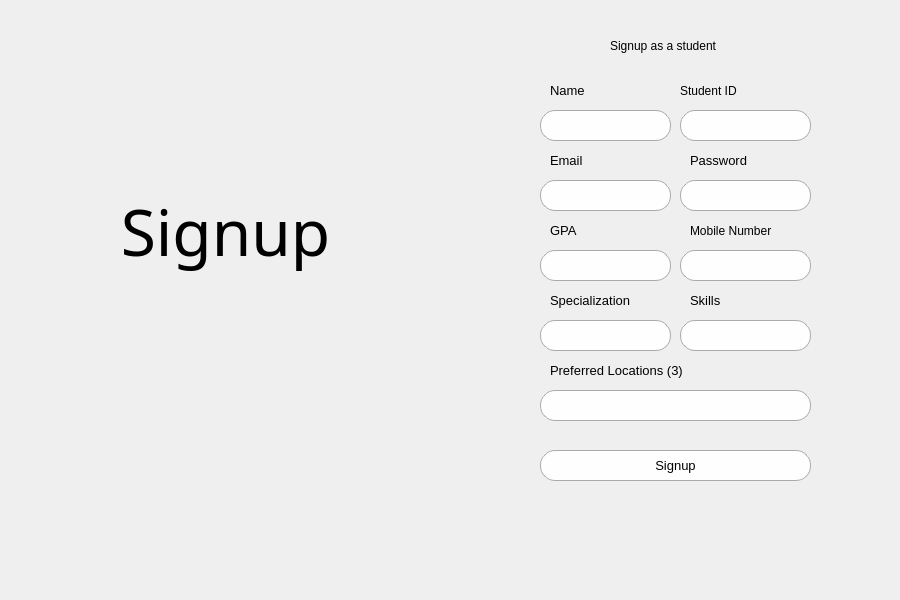
The window that user_interface/student_signup.ui (azzam012/apprenticeship-application) describes before a commit, drawn with Qt 5.
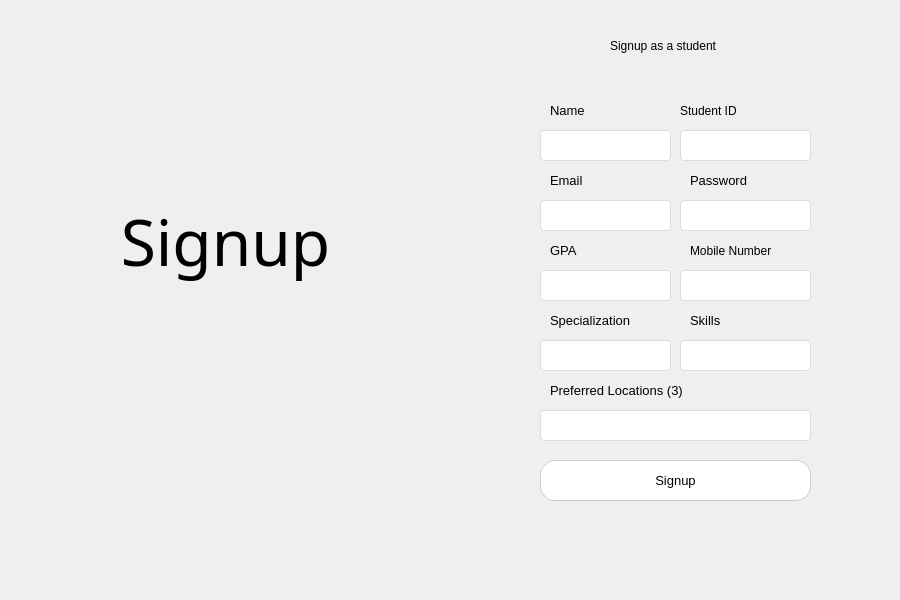
The same window after the commit. Icons and pictures are not drawn.

The edit to the form file:
```diff
--- a/user_interface/student_signup.ui
+++ b/user_interface/student_signup.ui
@@ -39,7 +39,7 @@
    <property name="geometry">
     <rect>
      <x>100</x>
-     <y>150</y>
+     <y>160</y>
      <width>251</width>
      <height>161</height>
     </rect>
@@ -82,7 +82,7 @@
    <property name="geometry">
     <rect>
      <x>680</x>
-     <y>180</y>
+     <y>200</y>
      <width>131</width>
      <height>31</height>
     </rect>
@@ -92,10 +92,16 @@
    </property>
    <property name="styleSheet">
     <string notr="true">QLineEdit {
-    border: 1px solid #aaa;
-    border-radius: 15px;
-    padding: 2px;
-    background-color: #fefefe;
+    border: 1px solid #dcdcdc;
+    border-radius: 4px;
+    padding: 6px 10px;
+    background-color: #ffffff;
+    font-size: 13px;
+    color: #333;
+}
+
+QLineEdit:focus {
+    border: 1px solid #0078d7;
 }
 </string>
    </property>
@@ -104,7 +110,7 @@
    <property name="geometry">
     <rect>
      <x>690</x>
-     <y>150</y>
+     <y>170</y>
      <width>101</width>
      <height>21</height>
     </rect>
@@ -137,7 +143,7 @@
    <property name="geometry">
     <rect>
      <x>550</x>
-     <y>150</y>
+     <y>170</y>
      <width>81</width>
      <height>21</height>
     </rect>
@@ -170,7 +176,7 @@
    <property name="geometry">
     <rect>
      <x>540</x>
-     <y>180</y>
+     <y>200</y>
      <width>131</width>
      <height>31</height>
     </rect>
@@ -180,10 +186,16 @@
    </property>
    <property name="styleSheet">
     <string notr="true">QLineEdit {
-    border: 1px solid #aaa;
-    border-radius: 15px;
-    padding: 2px;
-    background-color: #fefefe;
+    border: 1px solid #dcdcdc;
+    border-radius: 4px;
+    padding: 6px 10px;
+    background-color: #ffffff;
+    font-size: 13px;
+    color: #333;
+}
+
+QLineEdit:focus {
+    border: 1px solid #0078d7;
 }
 </string>
    </property>
@@ -195,7 +207,7 @@
    <property name="geometry">
     <rect>
      <x>540</x>
-     <y>250</y>
+     <y>270</y>
      <width>131</width>
      <height>31</height>
     </rect>
@@ -205,10 +217,16 @@
    </property>
    <property name="styleSheet">
     <string notr="true">QLineEdit {
-    border: 1px solid #aaa;
-    border-radius: 15px;
-    padding: 2px;
-    background-color: #fefefe;
+    border: 1px solid #dcdcdc;
+    border-radius: 4px;
+    padding: 6px 10px;
+    background-color: #ffffff;
+    font-size: 13px;
+    color: #333;
+}
+
+QLineEdit:focus {
+    border: 1px solid #0078d7;
 }
 </string>
    </property>
@@ -217,7 +235,7 @@
    <property name="geometry">
     <rect>
      <x>680</x>
-     <y>80</y>
+     <y>100</y>
      <width>101</width>
      <height>21</height>
     </rect>
@@ -250,7 +268,7 @@
    <property name="geometry">
     <rect>
      <x>680</x>
-     <y>250</y>
+     <y>270</y>
      <width>131</width>
      <height>31</height>
     </rect>
@@ -260,10 +278,16 @@
    </property>
    <property name="styleSheet">
     <string notr="true">QLineEdit {
-    border: 1px solid #aaa;
-    border-radius: 15px;
-    padding: 2px;
-    background-color: #fefefe;
+    border: 1px solid #dcdcdc;
+    border-radius: 4px;
+    padding: 6px 10px;
+    background-color: #ffffff;
+    font-size: 13px;
+    color: #333;
+}
+
+QLineEdit:focus {
+    border: 1px solid #0078d7;
 }
 </string>
    </property>
@@ -272,7 +296,7 @@
    <property name="geometry">
     <rect>
      <x>690</x>
-     <y>220</y>
+     <y>240</y>
      <width>101</width>
      <height>21</height>
     </rect>
@@ -305,7 +329,7 @@
    <property name="geometry">
     <rect>
      <x>540</x>
-     <y>110</y>
+     <y>130</y>
      <width>131</width>
      <height>31</height>
     </rect>
@@ -315,10 +339,16 @@
    </property>
    <property name="styleSheet">
     <string notr="true">QLineEdit {
-    border: 1px solid #aaa;
-    border-radius: 15px;
-    padding: 2px;
-    background-color: #fefefe;
+    border: 1px solid #dcdcdc;
+    border-radius: 4px;
+    padding: 6px 10px;
+    background-color: #ffffff;
+    font-size: 13px;
+    color: #333;
+}
+
+QLineEdit:focus {
+    border: 1px solid #0078d7;
 }
 </string>
    </property>
@@ -327,7 +357,7 @@
    <property name="geometry">
     <rect>
      <x>550</x>
-     <y>80</y>
+     <y>100</y>
      <width>81</width>
      <height>21</height>
     </rect>
@@ -360,7 +390,7 @@
    <property name="geometry">
     <rect>
      <x>680</x>
-     <y>110</y>
+     <y>130</y>
      <width>131</width>
      <height>31</height>
     </rect>
@@ -370,10 +400,16 @@
    </property>
    <property name="styleSheet">
     <string notr="true">QLineEdit {
-    border: 1px solid #aaa;
-    border-radius: 15px;
-    padding: 2px;
-    background-color: #fefefe;
+    border: 1px solid #dcdcdc;
+    border-radius: 4px;
+    padding: 6px 10px;
+    background-color: #ffffff;
+    font-size: 13px;
+    color: #333;
+}
+
+QLineEdit:focus {
+    border: 1px solid #0078d7;
 }
 </string>
    </property>
@@ -382,7 +418,7 @@
    <property name="geometry">
     <rect>
      <x>550</x>
-     <y>220</y>
+     <y>240</y>
      <width>81</width>
      <height>21</height>
     </rect>
@@ -415,7 +451,7 @@
    <property name="geometry">
     <rect>
      <x>540</x>
-     <y>320</y>
+     <y>340</y>
      <width>131</width>
      <height>31</height>
     </rect>
@@ -425,10 +461,16 @@
    </property>
    <property name="styleSheet">
     <string notr="true">QLineEdit {
-    border: 1px solid #aaa;
-    border-radius: 15px;
-    padding: 2px;
-    background-color: #fefefe;
+    border: 1px solid #dcdcdc;
+    border-radius: 4px;
+    padding: 6px 10px;
+    background-color: #ffffff;
+    font-size: 13px;
+    color: #333;
+}
+
+QLineEdit:focus {
+    border: 1px solid #0078d7;
 }
 </string>
    </property>
@@ -437,7 +479,7 @@
    <property name="geometry">
     <rect>
      <x>680</x>
-     <y>320</y>
+     <y>340</y>
      <width>131</width>
      <height>31</height>
     </rect>
@@ -447,10 +489,16 @@
    </property>
    <property name="styleSheet">
     <string notr="true">QLineEdit {
-    border: 1px solid #aaa;
-    border-radius: 15px;
-    padding: 2px;
-    background-color: #fefefe;
+    border: 1px solid #dcdcdc;
+    border-radius: 4px;
+    padding: 6px 10px;
+    background-color: #ffffff;
+    font-size: 13px;
+    color: #333;
+}
+
+QLineEdit:focus {
+    border: 1px solid #0078d7;
 }
 </string>
    </property>
@@ -459,7 +507,7 @@
    <property name="geometry">
     <rect>
      <x>550</x>
-     <y>360</y>
+     <y>380</y>
      <width>201</width>
      <height>21</height>
     </rect>
@@ -492,7 +540,7 @@
    <property name="geometry">
     <rect>
      <x>550</x>
-     <y>290</y>
+     <y>310</y>
      <width>121</width>
      <height>21</height>
     </rect>
@@ -525,7 +573,7 @@
    <property name="geometry">
     <rect>
      <x>540</x>
-     <y>390</y>
+     <y>410</y>
      <width>271</width>
      <height>31</height>
     </rect>
@@ -535,10 +583,16 @@
    </property>
    <property name="styleSheet">
     <string notr="true">QLineEdit {
-    border: 1px solid #aaa;
-    border-radius: 15px;
-    padding: 2px;
-    background-color: #fefefe;
+    border: 1px solid #dcdcdc;
+    border-radius: 4px;
+    padding: 6px 10px;
+    background-color: #ffffff;
+    font-size: 13px;
+    color: #333;
+}
+
+QLineEdit:focus {
+    border: 1px solid #0078d7;
 }
 </string>
    </property>
@@ -547,7 +601,7 @@
    <property name="geometry">
     <rect>
      <x>690</x>
-     <y>290</y>
+     <y>310</y>
      <width>121</width>
      <height>21</height>
     </rect>
@@ -580,9 +634,9 @@
    <property name="geometry">
     <rect>
      <x>540</x>
-     <y>450</y>
+     <y>460</y>
      <width>271</width>
-     <height>31</height>
+     <height>41</height>
     </rect>
    </property>
    <property name="font">
@@ -597,11 +651,20 @@
    </property>
    <property name="styleSheet">
     <string notr="true">QPushButton {
-    border: 1px solid #aaa;
-    border-radius: 15px;
-    padding: 2px;
-    background-color: #fefefe;
-}</string>
+    background-color: white;
+    color: black;
+    border-radius: 15px;               
+    border: 1px solid #ccc;            
+    padding: 10px 20px;
+}
+
+QPushButton:hover {
+    background-color: #003366;         
+    color: white;
+    border: 1px solid #003366;        
+}
+
+</string>
    </property>
    <property name="text">
     <string>Signup</string>
```
Left out of the diff: 18 changed lines with no effect on the pictures.
